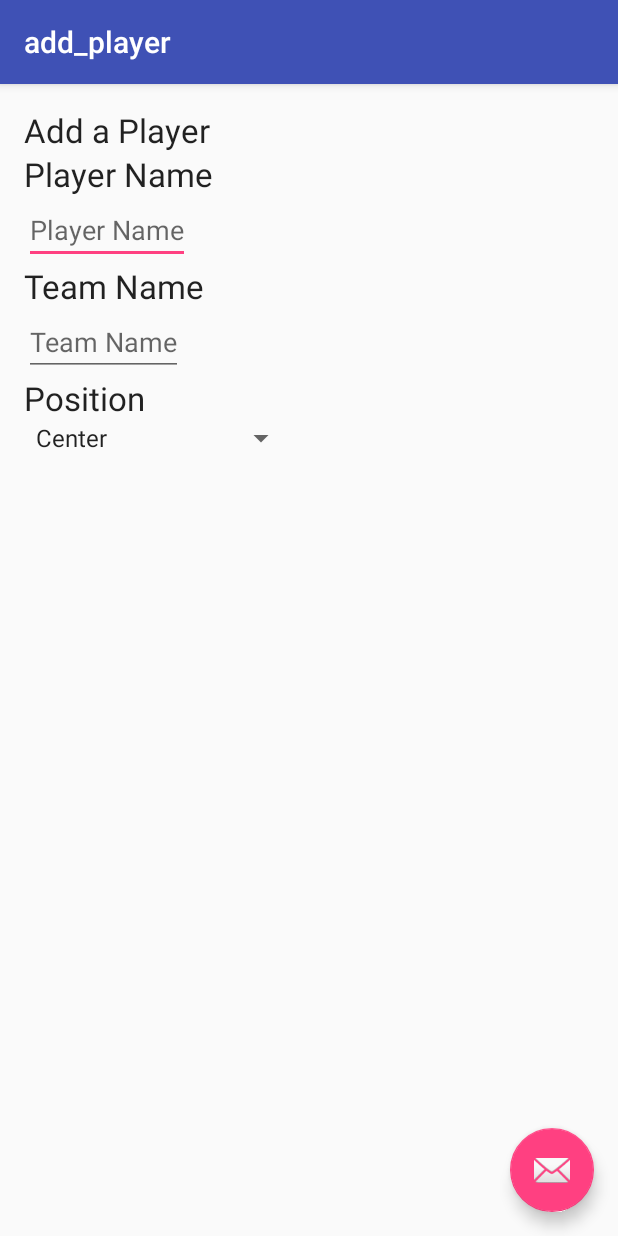
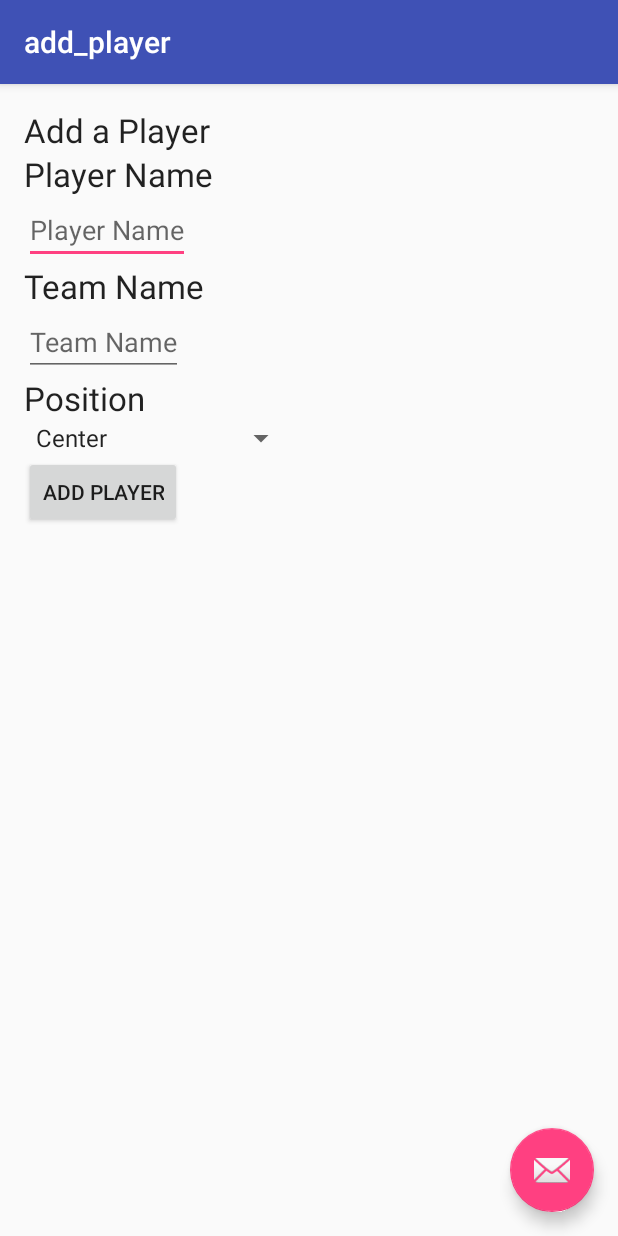
Before and after one commit to tommil121/FantasyFootballTeams, an Android app: the add_player screen opened directly, with no data from a screen before it, on a phone screen of 412 x 824 dp. Run offline under Robolectric (Android 15) with nearby library versions, the phone set to English and light mode, and no system bars.

Commit message:
Added an Add Player button and adjusted the ids

```diff
--- a/app/src/main/res/layout/content_add_player.xml
+++ b/app/src/main/res/layout/content_add_player.xml
@@ -20,8 +20,8 @@
             android:layout_width="wrap_content"
             android:layout_height="wrap_content"
             android:textAppearance="?android:attr/textAppearanceLarge"
-            android:text="Add a Player"
-            android:id="@+id/textView3"
+            android:text="@string/add_player"
+            android:id="@+id/add_player_title"
             android:layout_row="0"
             android:layout_column="0" />
 
@@ -30,7 +30,7 @@
             android:layout_height="wrap_content"
             android:textAppearance="?android:attr/textAppearanceLarge"
             android:text="Player Name"
-            android:id="@+id/textView4"
+            android:id="@+id/player_name_text"
             android:layout_row="1"
             android:layout_column="0" />
 
@@ -47,7 +47,7 @@
             android:layout_height="wrap_content"
             android:textAppearance="?android:attr/textAppearanceLarge"
             android:text="Team Name"
-            android:id="@+id/textView5"
+            android:id="@+id/team_name_text"
             android:layout_row="3"
             android:layout_column="0" />
 
@@ -64,7 +64,7 @@
             android:layout_height="wrap_content"
             android:textAppearance="?android:attr/textAppearanceLarge"
             android:text="Position"
-            android:id="@+id/textView6"
+            android:id="@+id/position_text"
             android:layout_row="5"
             android:layout_column="0" />
 
@@ -77,5 +77,13 @@
             android:spinnerMode="dialog"
             android:entries="@array/position_array"/>
 
+        <Button
+            android:layout_width="wrap_content"
+            android:layout_height="wrap_content"
+            android:text="Add Player"
+            android:id="@+id/add_player_button"
+            android:layout_row="7"
+            android:layout_column="0" />
+
     </GridLayout>
 </RelativeLayout>
--- a/app/src/main/res/values/strings.xml
+++ b/app/src/main/res/values/strings.xml
@@ -15,6 +15,7 @@
     <string name="submit_your_team_button">Submit Your Team</string>
     <string name="league_name_edit_text">AFC or NFC</string>
     <string name="title_activity_add_player">add_player</string>
+    <string name="add_player">Add a Player</string>
 
     <string-array name="position_array">
         <item>Center</item>
```
